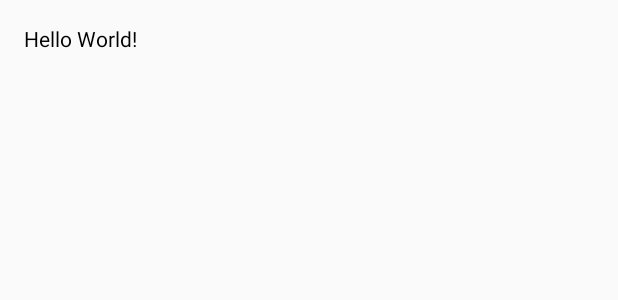
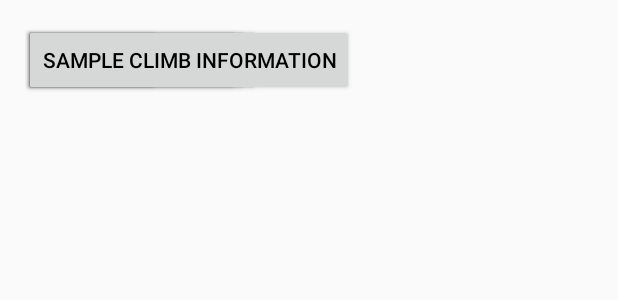
Before and after one commit to Narzew/bikeheaven, an Android app: the layout activity_main.xml on its own in the app's theme, with its tools: preview values and no code run, on a phone screen of 412 x 824 dp. Shown: the top 300 px of the screen. Run offline under Robolectric (Android 15) with nearby library versions, the phone set to English and light mode, and no system bars.

Commit message:
Small changes; created prototipe MainActivity

```diff
--- a/app/src/main/java/org/narzew/bikeheaven/APIHelper.java
+++ b/app/src/main/java/org/narzew/bikeheaven/APIHelper.java
@@ -998,6 +998,6 @@ public class APIHelper {
             editor.apply();
             return "";
         }
-    }s
+    }
 
 }
--- a/app/src/main/res/layout/activity_main.xml
+++ b/app/src/main/res/layout/activity_main.xml
@@ -9,8 +9,39 @@
     android:paddingTop="@dimen/activity_vertical_margin"
     tools:context="org.narzew.bikeheaven.MainActivity">
 
-    <TextView
+    <Button
+        android:id="@+id/button_climb_map"
         android:layout_width="wrap_content"
         android:layout_height="wrap_content"
-        android:text="Hello World!" />
+        android:text="@string/climb_map"
+        android:onClick="climb_map_clicked"/>
+
+    <Button
+        android:id="@+id/button_setings"
+        android:layout_width="wrap_content"
+        android:layout_height="wrap_content"
+        android:text="@string/settings_activity"
+        android:onClick="settings_settings"/>
+
+    <Button
+        android:id="@+id/button_appinfo"
+        android:layout_width="wrap_content"
+        android:layout_height="wrap_content"
+        android:text="@string/app_info"
+        android:onClick="app_info_clicked"/>
+
+    <Button
+        android:id="@+id/button_update_database"
+        android:layout_width="wrap_content"
+        android:layout_height="wrap_content"
+        android:text="Update database"
+        android:onClick="update_database_clicked"/>
+
+    <Button
+        android:id="@+id/button_sample_climb_info"
+        android:layout_width="wrap_content"
+        android:layout_height="wrap_content"
+        android:text="Sample climb information"
+        android:onClick="sample_climb_information_clicked"/>
+
 </RelativeLayout>
```
Also changed, not shown: app/src/main/AndroidManifest.xml (+8 -4 lines), app/src/main/java/org/narzew/bikeheaven/MainActivity.java (+28 -0 lines).
